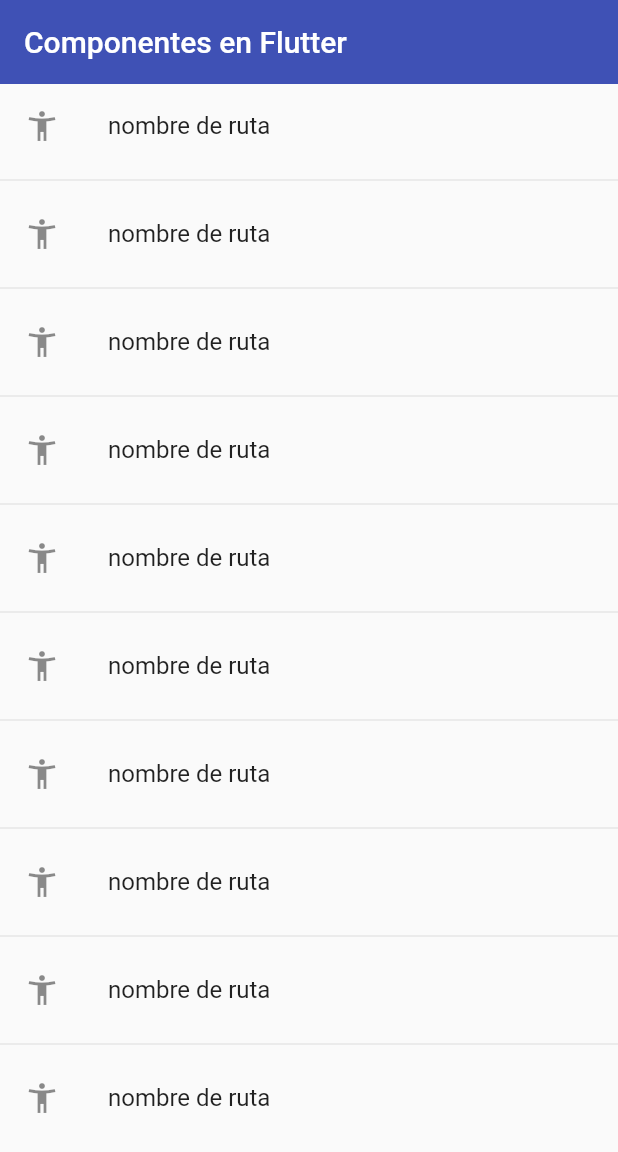
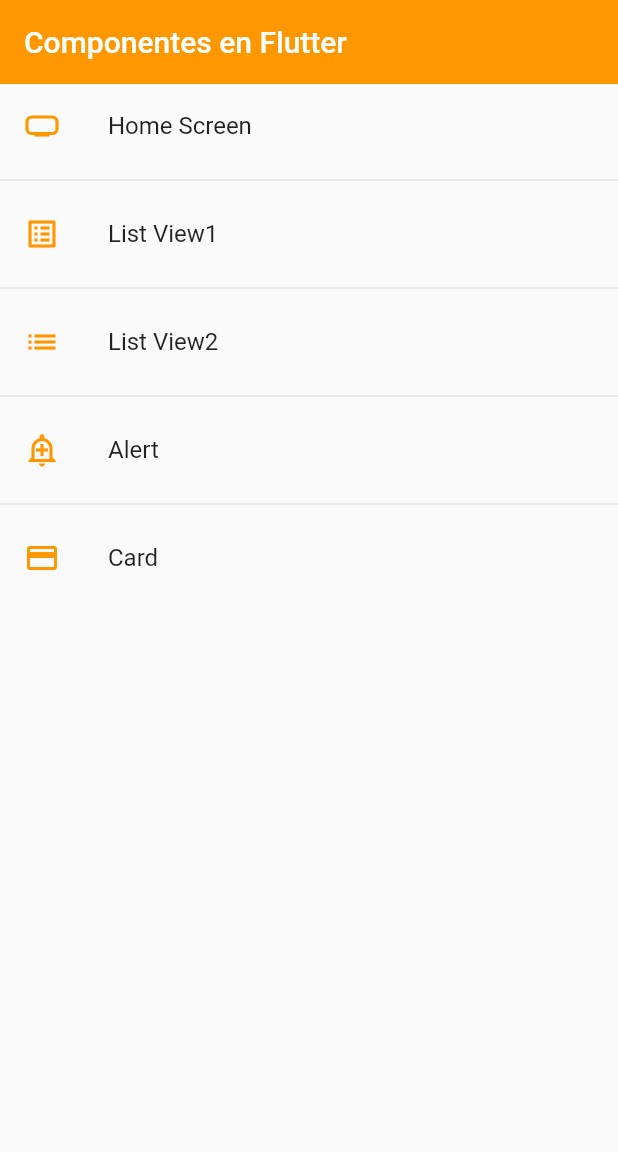
Before and after one commit to conedie/flutter_components, a Flutter app: the screen it shows after launch, on a phone screen of 412 x 824 dp. Shown: the top 1152 px of the screen. Run offline on Flutter 3.47's test engine with Material 2 defaults, Android fonts, the phone set to English and light mode, and no system bars.

Commit message:
Segundo Commit

```diff
--- a/lib/main.dart
+++ b/lib/main.dart
@@ -1,5 +1,6 @@
 import 'package:flutter/material.dart';
-import 'package:flutter_components/screens/screens.dart';
+import 'package:flutter_components/router/app_routes.dart';
+import 'package:flutter_components/theme/app_theme.dart';
 
 void main() => runApp(const MyApp());
 
@@ -9,21 +10,12 @@ class MyApp extends StatelessWidget {
   @override
   Widget build(BuildContext context) {
     return MaterialApp(
-        debugShowCheckedModeBanner: false,
-        title: 'Material App',
-        initialRoute: 'home',
-        routes: {
-          'home': (context) => const HomeScreen(),
-          'listview1': (context) => const Listview1Screen(),
-          'listview2': (context) => const Listview2Screen(),
-          'alert': (context) => const AlertScreen(),
-          'card': (context) => const CardScreen(),
-        },
-        onGenerateRoute: (settings) {
-          print(settings);
-          return MaterialPageRoute(
-            builder: (context) => const AlertScreen(),
-          );
-        });
+      debugShowCheckedModeBanner: false,
+      title: 'Material App',
+      initialRoute: AppRoutes.initialRoute,
+      routes: AppRoutes.getAppRoutes(),
+      onGenerateRoute: AppRoutes.onGenerateRoute,
+      theme: AppTheme.lightTheme,
+    );
   }
 }
--- /dev/null
+++ b/lib/models/menu_option.dart
@@ -0,0 +1,14 @@
+import 'package:flutter/material.dart' show IconData, Widget;
+
+class MenuOption {
+  final String route;
+  final IconData icon;
+  final String name;
+  final Widget screen;
+
+  MenuOption(
+      {required this.route,
+      required this.icon,
+      required this.name,
+      required this.screen});
+}
--- /dev/null
+++ b/lib/models/models.dart
@@ -0,0 +1 @@
+export 'package:flutter_components/models/menu_option.dart';
--- /dev/null
+++ b/lib/router/app_routes.dart
@@ -0,0 +1,61 @@
+import 'package:flutter/material.dart';
+import 'package:flutter_components/screens/screens.dart';
+
+import '../models/models.dart';
+
+class AppRoutes {
+  static const initialRoute = 'home';
+
+  static final menuOptions = <MenuOption>[
+    //TODO: borrar home
+    MenuOption(
+        route: 'home',
+        icon: Icons.home_max,
+        name: 'Home Screen',
+        screen: const HomeScreen()),
+    MenuOption(
+        route: 'listview1',
+        icon: Icons.list_alt,
+        name: 'List View1',
+        screen: const Listview1Screen()),
+    MenuOption(
+        route: 'listview2',
+        icon: Icons.list,
+        name: 'List View2',
+        screen: const Listview2Screen()),
+    MenuOption(
+        route: 'alert',
+        icon: Icons.add_alert_outlined,
+        name: 'Alert',
+        screen: const AlertScreen()),
+    MenuOption(
+        route: 'card',
+        icon: Icons.credit_card,
+        name: 'Card',
+        screen: const CardScreen()),
+  ];
+
+  static Map<String, Widget Function(BuildContext)> getAppRoutes() {
+    Map<String, Widget Function(BuildContext)> appRoutes = {};
+
+    for (final options in menuOptions) {
+      appRoutes.addAll({options.route: (context) => options.screen});
+    }
+
+    return appRoutes;
+  }
+
+  // static Map<String, Widget Function(BuildContext)> routes = {
+  //   'home': (context) => const HomeScreen(),
+  //   'listview1': (context) => const Listview1Screen(),
+  //   'listview2': (context) => const Listview2Screen(),
+  //   'alert': (context) => const AlertScreen(),
+  //   'card': (context) => const CardScreen(),
+  // };
+
+  static Route<dynamic> onGenerateRoute(RouteSettings settings) {
+    return MaterialPageRoute(
+      builder: (context) => const AlertScreen(),
+    );
+  }
+}
--- a/lib/screens/home_screen.dart
+++ b/lib/screens/home_screen.dart
@@ -1,27 +1,28 @@
 import 'package:flutter/material.dart';
+import 'package:flutter_components/router/app_routes.dart';
 import 'package:flutter_components/screens/screens.dart';
+import 'package:flutter_components/theme/app_theme.dart';
 
 class HomeScreen extends StatelessWidget {
   const HomeScreen({Key? key}) : super(key: key);
 
   @override
   Widget build(BuildContext context) {
+    final menuOptions = AppRoutes.menuOptions;
     return Scaffold(
       appBar: AppBar(
         title: const Text('Componentes en Flutter'),
-        backgroundColor: Colors.indigo,
-        elevation: 0,
       ),
       body: ListView.separated(
-        itemBuilder: (context, index) => ListTile(
-          leading: const Icon(Icons.accessibility_new),
-          title: const Text('nombre de ruta'),
+        itemBuilder: (context, i) => ListTile(
+          leading: Icon(menuOptions[i].icon, color: AppTheme.primary),
+          title: Text(menuOptions[i].name),
           onTap: () {
-            Navigator.pushNamed(context, 'card');
+            Navigator.pushNamed(context, menuOptions[i].route);
           },
         ),
         separatorBuilder: (_, __) => const Divider(),
-        itemCount: 10,
+        itemCount: menuOptions.length,
       ),
     );
   }
--- a/lib/screens/listview2_screen.dart
+++ b/lib/screens/listview2_screen.dart
@@ -1,4 +1,5 @@
 import 'package:flutter/material.dart';
+import 'package:flutter_components/theme/app_theme.dart';
 
 class Listview2Screen extends StatelessWidget {
   final options = const [
@@ -14,8 +15,6 @@ class Listview2Screen extends StatelessWidget {
     return Scaffold(
         appBar: AppBar(
           title: const Text('hola'),
-          elevation: 0,
-          backgroundColor: Colors.indigo,
         ),
         body: ListView.separated(
           itemCount: options.length,
@@ -23,7 +22,7 @@ class Listview2Screen extends StatelessWidget {
             title: Text(options[index]),
             trailing: const Icon(
               Icons.arrow_forward_ios_outlined,
-              color: Colors.indigo,
+              color: AppTheme.primary,
             ),
             onTap: () {
               final game = options[index];
--- /dev/null
+++ b/lib/theme/app_theme.dart
@@ -0,0 +1,23 @@
+import 'package:flutter/material.dart';
+
+class AppTheme {
+  static const primary = Colors.orange;
+
+  static final ThemeData lightTheme = ThemeData.light().copyWith(
+      primaryColor: Colors.indigo,
+      appBarTheme: const AppBarTheme(
+        color: primary,
+        elevation: 0,
+      ),
+      textButtonTheme: TextButtonThemeData(
+          style: TextButton.styleFrom(foregroundColor: AppTheme.primary)));
+
+  static final ThemeData darktheme = ThemeData.light().copyWith(
+    primaryColor: Colors.indigo,
+    appBarTheme: const AppBarTheme(
+      color: primary,
+      elevation: 0,
+    ),
+    scaffoldBackgroundColor: Colors.black,
+  );
+}
--- /dev/null
+++ b/lib/widgets/widgets.dart
@@ -0,0 +1,2 @@
+export 'package:flutter_components/widgets/custom_card_1.dart';
+export 'package:flutter_components/widgets/custom_card_2.dart';
--- a/pubspec.yaml
+++ b/pubspec.yaml
@@ -60,8 +60,8 @@ flutter:
   uses-material-design: true
 
   # To add assets to your application, add an assets section, like this:
-  # assets:
-  #   - images/a_dot_burr.jpeg
+  assets:
+    - assets/
   #   - images/a_dot_ham.jpeg
 
   # An image asset can refer to one or more resolution-specific "variants", see
```
Also changed, not shown: lib/screens/card_screen.dart (+17 -5 lines), lib/widgets/custom_card_1.dart (added, +39 -0 lines), lib/widgets/custom_card_2.dart (added, +34 -0 lines), assets/jar-loading.gif (added).
